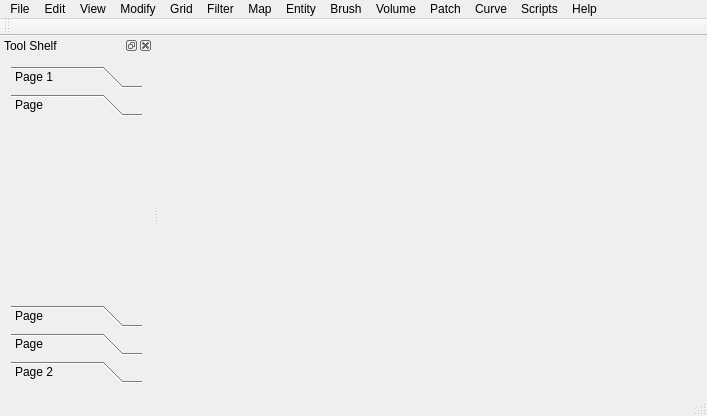
Old version of the form STK/mainwindow.ui in the repository neeb-decoy/Solis-Tool-Kit.
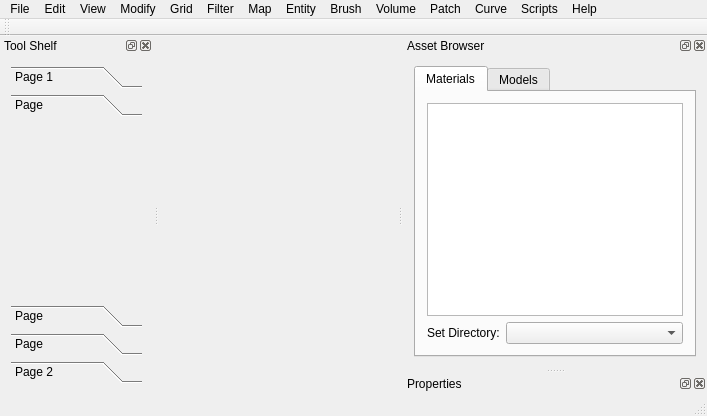
New version of the form. The open tabs and pages were chosen to show the change.

The edit to the form file:
```diff
--- a/STK/mainwindow.ui
+++ b/STK/mainwindow.ui
@@ -517,7 +517,7 @@
     <number>1</number>
    </attribute>
    <widget class="QWidget" name="dockWidgetContents">
-    <layout class="QHBoxLayout" name="horizontalLayout">
+    <layout class="QVBoxLayout" name="verticalLayout">
      <item>
       <widget class="QToolBox" name="toolBox">
        <property name="contextMenuPolicy">
@@ -602,6 +602,63 @@
     </layout>
    </widget>
   </widget>
+  <widget class="QDockWidget" name="dock_widget2">
+   <property name="windowTitle">
+    <string>Asset Browser</string>
+   </property>
+   <attribute name="dockWidgetArea">
+    <number>2</number>
+   </attribute>
+   <widget class="QWidget" name="dockWidgetContents_2">
+    <layout class="QHBoxLayout" name="horizontalLayout">
+     <item>
+      <widget class="QTabWidget" name="tabWidget">
+       <property name="currentIndex">
+        <number>1</number>
+       </property>
+       <widget class="QWidget" name="tab">
+        <attribute name="title">
+         <string>Materials</string>
+        </attribute>
+        <layout class="QGridLayout" name="gridLayout">
+         <item row="0" column="0">
+          <widget class="QListView" name="listView"/>
+         </item>
+         <item row="1" column="0">
+          <layout class="QFormLayout" name="formLayout">
+           <item row="0" column="0">
+            <widget class="QLabel" name="label">
+             <property name="text">
+              <string>Set Directory:</string>
+             </property>
+            </widget>
+           </item>
+           <item row="0" column="1">
+            <widget class="QComboBox" name="comboBox"/>
+           </item>
+          </layout>
+         </item>
+        </layout>
+       </widget>
+       <widget class="QWidget" name="tab_2">
+        <attribute name="title">
+         <string>Models</string>
+        </attribute>
+       </widget>
+      </widget>
+     </item>
+    </layout>
+   </widget>
+  </widget>
+  <widget class="QDockWidget" name="dock_widget3">
+   <property name="windowTitle">
+    <string>Properties</string>
+   </property>
+   <attribute name="dockWidgetArea">
+    <number>2</number>
+   </attribute>
+   <widget class="QWidget" name="dockWidgetContents_3"/>
+  </widget>
   <action name="actionNew_Map">
    <property name="text">
     <string>New Map</string>
```
Left out of the diff: 113 changed lines with no effect on the pictures.
